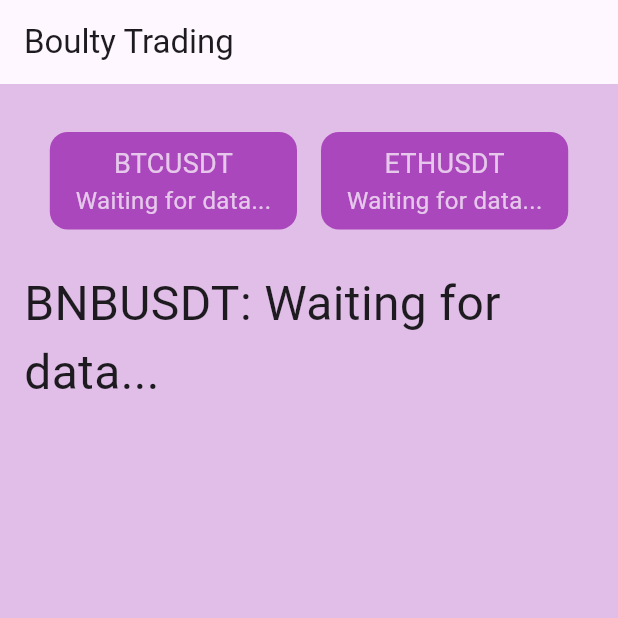
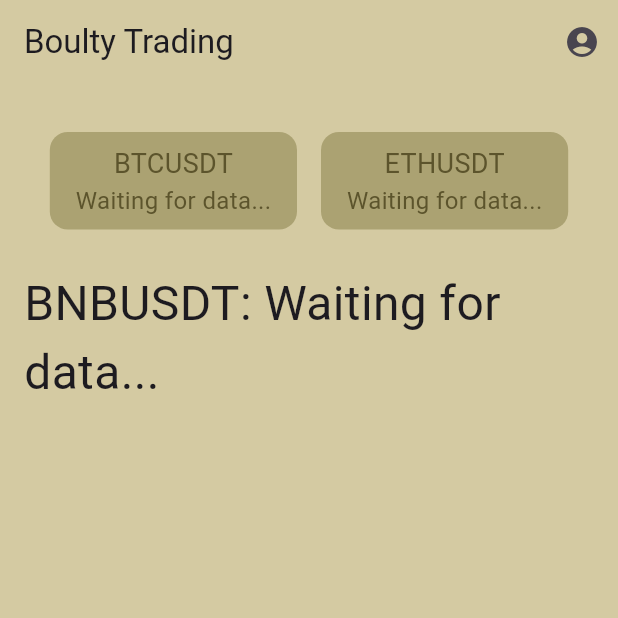
Before and after one commit to Magesh08/WSSCryptoLive, a Flutter app: the screen it shows after launch, on a phone screen of 412 x 824 dp, the top half of it. Run offline on Flutter 3.47's test engine with Material 3 defaults, Android fonts, the phone set to English and light mode, and no system bars; network calls fail.

Commit message:
color code

```diff
--- a/lib/main.dart
+++ b/lib/main.dart
@@ -14,6 +14,7 @@ class MyApp extends StatelessWidget {
   @override
   Widget build(BuildContext context) {
     return MaterialApp(
+      debugShowCheckedModeBanner: false,
       title: 'Crypto Live',
       theme: ThemeData(
         primarySwatch: Colors.blue,
@@ -117,11 +118,20 @@ class _CryptoStreamState extends State<CryptoStream> {
     return Scaffold(
       appBar: AppBar(
         title: Text("Boulty Trading"),
+        backgroundColor: Color(0xFFD4CAA2),
+        actions: [
+          IconButton(
+            onPressed: () {
+              print("clicked");
+            },
+            icon: Icon(Icons.account_circle_rounded),
+          ),
+        ],
       ),
       body: Center(
         child: Container(
           width: MediaQuery.sizeOf(context).width * 1,
-          color: Colors.purple[100],
+          color: Color(0xFFD4CAA2),
           child: Padding(
             padding: const EdgeInsets.all(16.0),
             child: Column(
@@ -138,7 +148,7 @@ class _CryptoStreamState extends State<CryptoStream> {
                         width: MediaQuery.sizeOf(context).width * 0.4,
                         decoration: BoxDecoration(
                           borderRadius: BorderRadius.circular(12),
-                          color: Colors.purple[400],
+                          color: Color(0xFFABA272),
                         ),
                         child: Padding(
                           padding: const EdgeInsets.all(8.0),
@@ -147,7 +157,7 @@ class _CryptoStreamState extends State<CryptoStream> {
                               Text(
                                 'BTCUSDT',
                                 style: TextStyle(
-                                  color: Colors.white70,
+                                  color: Color(0xFF5C542C),
                                   fontSize: 18,
                                 ),
                               ),
@@ -155,7 +165,7 @@ class _CryptoStreamState extends State<CryptoStream> {
                                 '${_cryptoPrices["BTCUSDT"]?.isEmpty == true ? 'Waiting for data...' : _cryptoPrices["BTCUSDT"]}',
                                 style: TextStyle(
                                   fontSize: 16,
-                                  color: Colors.white70,
+                                  color: Color(0xFF5c542c),
                                 ),
                               ),
                             ],
@@ -167,7 +177,7 @@ class _CryptoStreamState extends State<CryptoStream> {
                         width: MediaQuery.sizeOf(context).width * 0.4,
                         decoration: BoxDecoration(
                           borderRadius: BorderRadius.circular(12),
-                          color: Colors.purple[400],
+                          color: Color(0xFFABA272),
                         ),
                         child: Padding(
                           padding: const EdgeInsets.all(8.0),
@@ -176,7 +186,7 @@ class _CryptoStreamState extends State<CryptoStream> {
                               Text(
                                 'ETHUSDT',
                                 style: TextStyle(
-                                  color: Colors.white70,
+                                  color: Color(0xFF5c542c),
                                   fontSize: 18,
                                 ),
                               ),
@@ -184,7 +194,7 @@ class _CryptoStreamState extends State<CryptoStream> {
                                 '${_cryptoPrices["ETHUSDT"]?.isEmpty == true ? 'Waiting for data...' : _cryptoPrices["ETHUSDT"]}',
                                 style: TextStyle(
                                   fontSize: 16,
-                                  color: Colors.white70,
+                                  color: Color(0xFF5c542c),
                                 ),
                               ),
                             ],
```
Also changed, not shown: 4 other files.
